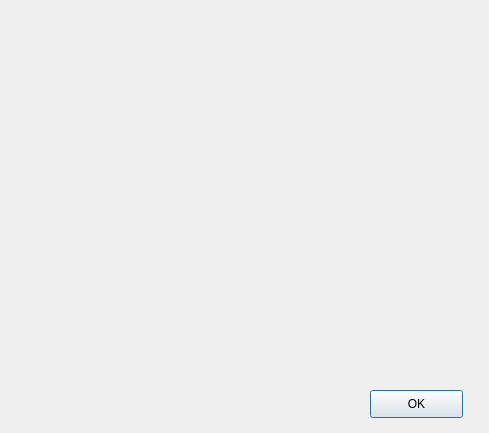
Qt form Simulation/resultswindow.ui (michal234/Flow_Simluation_Window_App) before a commit.
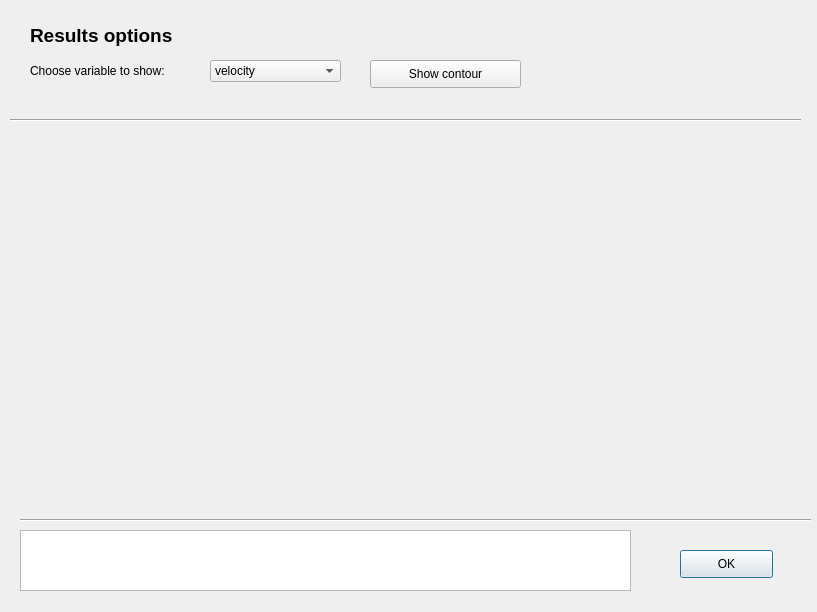
The same form after that commit.

Commit message: Add window for results view

Diff of the .ui file:
```diff
--- a/Simulation/resultswindow.ui
+++ b/Simulation/resultswindow.ui
@@ -6,8 +6,8 @@
    <rect>
     <x>0</x>
     <y>0</y>
-    <width>489</width>
-    <height>433</height>
+    <width>817</width>
+    <height>612</height>
    </rect>
   </property>
   <property name="windowTitle">
@@ -16,8 +16,8 @@
   <widget class="QPushButton" name="pushButton">
    <property name="geometry">
     <rect>
-     <x>370</x>
-     <y>390</y>
+     <x>680</x>
+     <y>550</y>
      <width>93</width>
      <height>28</height>
     </rect>
@@ -26,6 +26,181 @@
     <string>OK</string>
    </property>
   </widget>
+  <widget class="QLabel" name="label">
+   <property name="geometry">
+    <rect>
+     <x>30</x>
+     <y>20</y>
+     <width>361</width>
+     <height>31</height>
+    </rect>
+   </property>
+   <property name="font">
+    <font>
+     <pointsize>14</pointsize>
+     <weight>75</weight>
+     <bold>true</bold>
+    </font>
+   </property>
+   <property name="text">
+    <string>Results options</string>
+   </property>
+  </widget>
+  <widget class="QLabel" name="label_2">
+   <property name="geometry">
+    <rect>
+     <x>30</x>
+     <y>50</y>
+     <width>171</width>
+     <height>41</height>
+    </rect>
+   </property>
+   <property name="font">
+    <font>
+     <pointsize>9</pointsize>
+    </font>
+   </property>
+   <property name="text">
+    <string>Choose variable to show:</string>
+   </property>
+  </widget>
+  <widget class="QComboBox" name="comboBox_variable">
+   <property name="geometry">
+    <rect>
+     <x>210</x>
+     <y>60</y>
+     <width>131</width>
+     <height>22</height>
+    </rect>
+   </property>
+   <property name="font">
+    <font>
+     <pointsize>9</pointsize>
+    </font>
+   </property>
+   <item>
+    <property name="text">
+     <string>velocity</string>
+    </property>
+   </item>
+   <item>
+    <property name="text">
+     <string>pressure</string>
+    </property>
+   </item>
+  </widget>
+  <widget class="QPushButton" name="pushButton_showContour">
+   <property name="geometry">
+    <rect>
+     <x>370</x>
+     <y>60</y>
+     <width>151</width>
+     <height>28</height>
+    </rect>
+   </property>
+   <property name="font">
+    <font>
+     <pointsize>9</pointsize>
+    </font>
+   </property>
+   <property name="text">
+    <string>Show contour</string>
+   </property>
+  </widget>
+  <widget class="Line" name="line">
+   <property name="geometry">
+    <rect>
+     <x>10</x>
+     <y>110</y>
+     <width>791</width>
+     <height>21</height>
+    </rect>
+   </property>
+   <property name="orientation">
+    <enum>Qt::Horizontal</enum>
+   </property>
+  </widget>
+  <widget class="QLabel" name="label_pic">
+   <property name="geometry">
+    <rect>
+     <x>150</x>
+     <y>140</y>
+     <width>621</width>
+     <height>341</height>
+    </rect>
+   </property>
+   <property name="frameShadow">
+    <enum>QFrame::Sunken</enum>
+   </property>
+   <property name="text">
+    <string/>
+   </property>
+  </widget>
+  <widget class="Line" name="line_2">
+   <property name="geometry">
+    <rect>
+     <x>20</x>
+     <y>510</y>
+     <width>791</width>
+     <height>21</height>
+    </rect>
+   </property>
+   <property name="orientation">
+    <enum>Qt::Horizontal</enum>
+   </property>
+  </widget>
+  <widget class="QTextEdit" name="textEdit_info">
+   <property name="geometry">
+    <rect>
+     <x>20</x>
+     <y>530</y>
+     <width>611</width>
+     <height>61</height>
+    </rect>
+   </property>
+  </widget>
+  <widget class="QLabel" name="label_scale">
+   <property name="geometry">
+    <rect>
+     <x>50</x>
+     <y>170</y>
+     <width>31</width>
+     <height>271</height>
+    </rect>
+   </property>
+   <property name="frameShadow">
+    <enum>QFrame::Sunken</enum>
+   </property>
+   <property name="text">
+    <string/>
+   </property>
+  </widget>
+  <widget class="QLabel" name="label_min">
+   <property name="geometry">
+    <rect>
+     <x>50</x>
+     <y>460</y>
+     <width>55</width>
+     <height>16</height>
+    </rect>
+   </property>
+   <property name="text">
+    <string/>
+   </property>
+  </widget>
+  <widget class="QLabel" name="label_max">
+   <property name="geometry">
+    <rect>
+     <x>50</x>
+     <y>140</y>
+     <width>55</width>
+     <height>16</height>
+    </rect>
+   </property>
+   <property name="text">
+    <string/>
+   </property>
+  </widget>
  </widget>
  <resources/>
  <connections>
```
Left out of the diff: 8 changed lines with no effect on the pictures. The commit also changes 11 other files.
